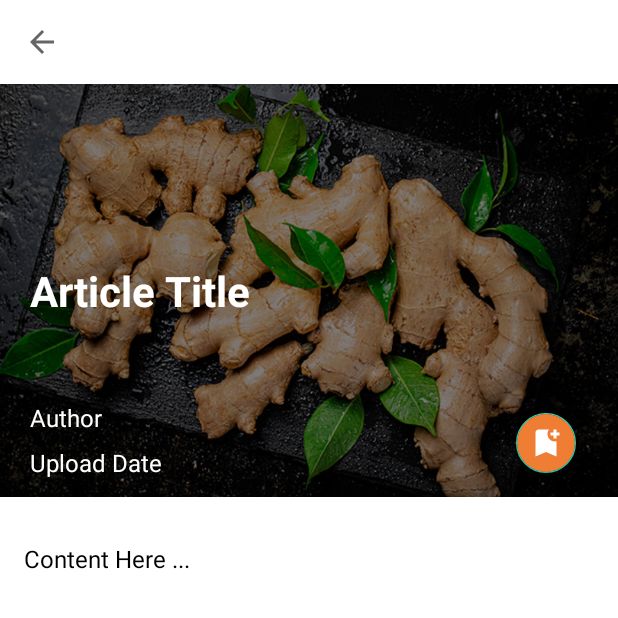
After one commit to INDandy/LokaJamu, an Android app: the DetailArticleActivity screen opened directly, with no data from a screen before it, on a phone screen of 412 x 824 dp, the top half of it. The commit adds this screen. Run offline under Robolectric (Android 15) with nearby library versions, the phone set to English and light mode, and no system bars; 5 statements that could not run were skipped.

Commit message:
tambah activity detail artikel

```diff
--- a/app/src/main/java/com/dicoding/mybottomnavtest/ArticleActivity.kt
+++ b/app/src/main/java/com/dicoding/mybottomnavtest/ArticleActivity.kt
@@ -49,7 +49,7 @@ class ArticleActivity : AppCompatActivity() {
             )
         }
 
-        articleAdapter = NewsAdapter(dataList)
+        articleAdapter = NewsAdapter(this, dataList)
         binding.rvArticle.adapter = articleAdapter
     }
 
--- /dev/null
+++ b/app/src/main/java/com/dicoding/mybottomnavtest/DetailArticleActivity.kt
@@ -0,0 +1,67 @@
+package com.dicoding.mybottomnavtest
+
+import android.graphics.ColorMatrix
+import android.graphics.ColorMatrixColorFilter
+import android.os.Bundle
+import android.view.MenuItem
+import android.widget.ImageView
+import androidx.activity.enableEdgeToEdge
+import androidx.appcompat.app.AppCompatActivity
+import androidx.core.view.ViewCompat
+import androidx.core.view.WindowInsetsCompat
+import com.dicoding.mybottomnavtest.databinding.ActivityDetailArticleBinding
+
+class DetailArticleActivity : AppCompatActivity() {
+    private lateinit var binding: ActivityDetailArticleBinding
+
+    override fun onCreate(savedInstanceState: Bundle?) {
+        super.onCreate(savedInstanceState)
+        binding = ActivityDetailArticleBinding.inflate(layoutInflater)
+        setContentView(binding.root)
+
+        val data = intent.extras
+        setToolbar(data)
+        getData(data)
+        adjustExposure(binding.ivArticleDetail, 0.5f)
+
+    }
+
+    override fun onOptionsItemSelected(item: MenuItem): Boolean {
+        return when (item.itemId) {
+            android.R.id.home -> {
+                onBackPressed()
+                true
+            }
+            else -> super.onOptionsItemSelected(item)
+        }
+    }
+
+    private fun getData(data: Bundle?) {
+        binding.ivArticleDetail.setImageResource(data?.getInt("image")!!)
+        binding.tvArticleTitleDetail.text = data.getString("title")
+        binding.tvArticleContent.text = data.getString("content")
+        binding.tvArticleAuthor.text = data.getString("author")
+        binding.tvArticleDateDetail.text = data.getString("date")
+    }
+
+    private fun setToolbar(data: Bundle?) {
+        setSupportActionBar(binding.toolbar)
+        supportActionBar?.title = data?.getString("title")
+        supportActionBar?.setDisplayHomeAsUpEnabled(true)
+        supportActionBar?.setDisplayShowHomeEnabled(true)
+    }
+
+    private fun adjustExposure(iv: ImageView, value: Float) {
+        val colorMatrix = ColorMatrix()
+        colorMatrix.set(
+            floatArrayOf(
+                value, 0f, 0f, 0f, 0f,
+                0f, value, 0f, 0f, 0f,
+                0f, 0f, value, 0f, 0f,
+                0f, 0f, 0f, 1f, 0f
+            )
+        )
+        val colorFilter = ColorMatrixColorFilter(colorMatrix)
+        iv.colorFilter = colorFilter
+    }
+}
--- a/app/src/main/java/com/dicoding/mybottomnavtest/FragmentEvents/NewsFragment.kt
+++ b/app/src/main/java/com/dicoding/mybottomnavtest/FragmentEvents/NewsFragment.kt
@@ -27,12 +27,10 @@ class NewsFragment : Fragment(), View.OnClickListener {
     ): View {
         binding = FragmentNewsBinding.inflate(inflater, container, false)
 
-        binding.rvLatestArticle.layoutManager =
-            LinearLayoutManager(activity, LinearLayoutManager.HORIZONTAL, false)
+        binding.rvLatestArticle.layoutManager = LinearLayoutManager(activity, LinearLayoutManager.HORIZONTAL, false)
         setLatestArticleAdapter()
 
-        binding.rvArticleList.layoutManager =
-            LinearLayoutManager(activity, LinearLayoutManager.VERTICAL, false)
+        binding.rvArticleList.layoutManager = LinearLayoutManager(activity, LinearLayoutManager.VERTICAL, false)
         setArticleAdapter()
 
         binding.tvSeeAll.setOnClickListener(this)
@@ -85,7 +83,7 @@ class NewsFragment : Fragment(), View.OnClickListener {
             )
         }
 
-        articleAdapter = NewsAdapter(dataList)
+        articleAdapter = NewsAdapter(context, dataList)
         binding.rvArticleList.adapter = articleAdapter
     }
 
--- a/app/src/main/java/com/dicoding/mybottomnavtest/adapter/NewsAdapter.kt
+++ b/app/src/main/java/com/dicoding/mybottomnavtest/adapter/NewsAdapter.kt
@@ -1,12 +1,16 @@
 package com.dicoding.mybottomnavtest.adapter
 
+import android.content.Context
+import android.content.Intent
+import android.os.Bundle
 import android.view.LayoutInflater
 import android.view.ViewGroup
 import androidx.recyclerview.widget.RecyclerView
+import com.dicoding.mybottomnavtest.DetailArticleActivity
 import com.dicoding.mybottomnavtest.data.ArticleData
 import com.dicoding.mybottomnavtest.databinding.ItemNewsBinding
 
-class NewsAdapter(private val items: List<ArticleData>) :
+class NewsAdapter(val context: Context?, private val items: List<ArticleData>) :
     RecyclerView.Adapter<NewsAdapter.ViewHolder>() {
 
     class ViewHolder(val binding: ItemNewsBinding): RecyclerView.ViewHolder(binding.root)
@@ -26,6 +30,20 @@ class NewsAdapter(private val items: List<ArticleData>) :
                 binding.tvArticleTitle.text = this.title
                 binding.tvArticleDate.text = this.date
                 binding.ivArticle.setImageResource(this.image)
+
+                binding.root.setOnClickListener {
+                    val bundle = Bundle()
+                    bundle.putString("title", this.title)
+                    bundle.putString("date", this.date)
+                    bundle.putString("author", this.author)
+                    bundle.putString("content", this.content)
+                    bundle.putInt("image", this.image)
+                    bundle.putBoolean("isFavorite", this.isFavorite)
+
+                    val intent = Intent(context, DetailArticleActivity::class.java)
+                    intent.putExtras(bundle)
+                    context?.startActivity(intent)
+                }
             }
         }
     }
--- /dev/null
+++ b/app/src/main/res/drawable/baseline_bookmark_add_24.xml
@@ -0,0 +1,5 @@
+<vector xmlns:android="http://schemas.android.com/apk/res/android" android:height="24dp" android:tint="#FFFFFF" android:viewportHeight="24" android:viewportWidth="24" android:width="24dp">
+
+    <path android:fillColor="@android:color/white" android:pathData="M21,7h-2v2h-2V7h-2V5h2V3h2v2h2V7zM19,21l-7,-3l-7,3V5c0,-1.1 0.9,-2 2,-2l7,0c-0.63,0.84 -1,1.87 -1,3c0,2.76 2.24,5 5,5c0.34,0 0.68,-0.03 1,-0.1V21z"/>
+
+</vector>
--- /dev/null
+++ b/app/src/main/res/layout/activity_detail_article.xml
@@ -0,0 +1,117 @@
+<?xml version="1.0" encoding="utf-8"?>
+<androidx.coordinatorlayout.widget.CoordinatorLayout xmlns:android="http://schemas.android.com/apk/res/android"
+    xmlns:app="http://schemas.android.com/apk/res-auto"
+    xmlns:tools="http://schemas.android.com/tools"
+    android:layout_width="match_parent"
+    android:layout_height="match_parent"
+    tools:context=".DetailArticleActivity">
+
+    <com.google.android.material.appbar.AppBarLayout
+        android:id="@+id/appBarLayout"
+        android:layout_width="match_parent"
+        android:layout_height="wrap_content"
+        android:background="@color/white">
+
+        <androidx.appcompat.widget.Toolbar
+            android:id="@+id/toolbar"
+            android:layout_width="match_parent"
+            android:layout_height="wrap_content"
+            app:titleTextColor="@color/hijau"/>
+
+    </com.google.android.material.appbar.AppBarLayout>
+
+    <ScrollView
+        android:layout_width="match_parent"
+        android:layout_height="match_parent"
+        app:layout_behavior="@string/appbar_scrolling_view_behavior">
+
+        <androidx.constraintlayout.widget.ConstraintLayout
+            android:layout_width="match_parent"
+            android:layout_height="wrap_content">
+
+            <ImageView
+                android:id="@+id/iv_article_detail"
+                android:layout_width="match_parent"
+                android:layout_height="275dp"
+                android:adjustViewBounds="false"
+                android:scaleType="centerCrop"
+                app:layout_constraintEnd_toEndOf="parent"
+                app:layout_constraintHorizontal_bias="1.0"
+                app:layout_constraintStart_toStartOf="parent"
+                app:layout_constraintTop_toTopOf="parent"
+                app:srcCompat="@drawable/image_article_1" />
+
+            <TextView
+                android:id="@+id/tv_article_title_detail"
+                android:layout_width="match_parent"
+                android:layout_height="wrap_content"
+                android:layout_marginStart="20dp"
+                android:layout_marginEnd="20dp"
+                android:text="Article Title"
+                android:textColor="#FFFFFF"
+                android:textSize="28sp"
+                android:textStyle="bold"
+                app:layout_constraintBottom_toBottomOf="@+id/iv_article_detail"
+                app:layout_constraintEnd_toEndOf="@+id/iv_article_detail"
+                app:layout_constraintHorizontal_bias="0.0"
+                app:layout_constraintStart_toStartOf="@+id/iv_article_detail"
+                app:layout_constraintTop_toTopOf="@+id/iv_article_detail" />
+
+            <TextView
+                android:id="@+id/tv_article_author"
+                android:layout_width="wrap_content"
+                android:layout_height="wrap_content"
+                android:layout_marginBottom="8dp"
+                android:text="Author"
+                android:textColor="#FFFFFF"
+                android:textSize="16sp"
+                app:layout_constraintBottom_toTopOf="@+id/tv_article_date_detail"
+                app:layout_constraintStart_toStartOf="@+id/tv_article_date_detail" />
+
+            <TextView
+                android:id="@+id/tv_article_date_detail"
+                android:layout_width="wrap_content"
+                android:layout_height="wrap_content"
+                android:layout_marginStart="20dp"
+                android:layout_marginBottom="12dp"
+                android:text="Upload Date"
+                android:textColor="#FFFFFF"
+                android:textSize="16sp"
+                app:layout_constraintBottom_toBottomOf="@+id/iv_article_detail"
+                app:layout_constraintStart_toStartOf="parent" />
+
+            <TextView
+                android:id="@+id/tv_article_content"
+                android:layout_width="match_parent"
+                android:layout_height="wrap_content"
+                android:layout_marginStart="16dp"
+                android:layout_marginTop="30dp"
+                android:layout_marginEnd="16dp"
+                android:layout_marginBottom="30dp"
+                android:text="Content Here ..."
+                android:textColor="@color/black"
+                android:textSize="16sp"
+                android:textStyle="normal"
+                app:layout_constraintBottom_toBottomOf="parent"
+                app:layout_constraintEnd_toEndOf="parent"
+                app:layout_constraintStart_toStartOf="parent"
+                app:layout_constraintTop_toBottomOf="@+id/iv_article_detail" />
+
+            <com.google.android.material.floatingactionbutton.FloatingActionButton
+                android:id="@+id/fab_bookmark"
+                android:layout_width="wrap_content"
+                android:layout_height="wrap_content"
+                android:layout_marginEnd="24dp"
+                android:backgroundTint="@color/oranye"
+                android:src="@drawable/baseline_bookmark_add_24"
+                app:fabSize="mini"
+                app:tint="@color/white"
+                app:layout_constraintBottom_toBottomOf="@+id/tv_article_date_detail"
+                app:layout_constraintEnd_toEndOf="parent"
+                app:rippleColor="@color/hijau_muda" />
+
+        </androidx.constraintlayout.widget.ConstraintLayout>
+
+    </ScrollView>
+
+</androidx.coordinatorlayout.widget.CoordinatorLayout>
```
Also changed, not shown: app/src/main/AndroidManifest.xml (+8 -7 lines).
